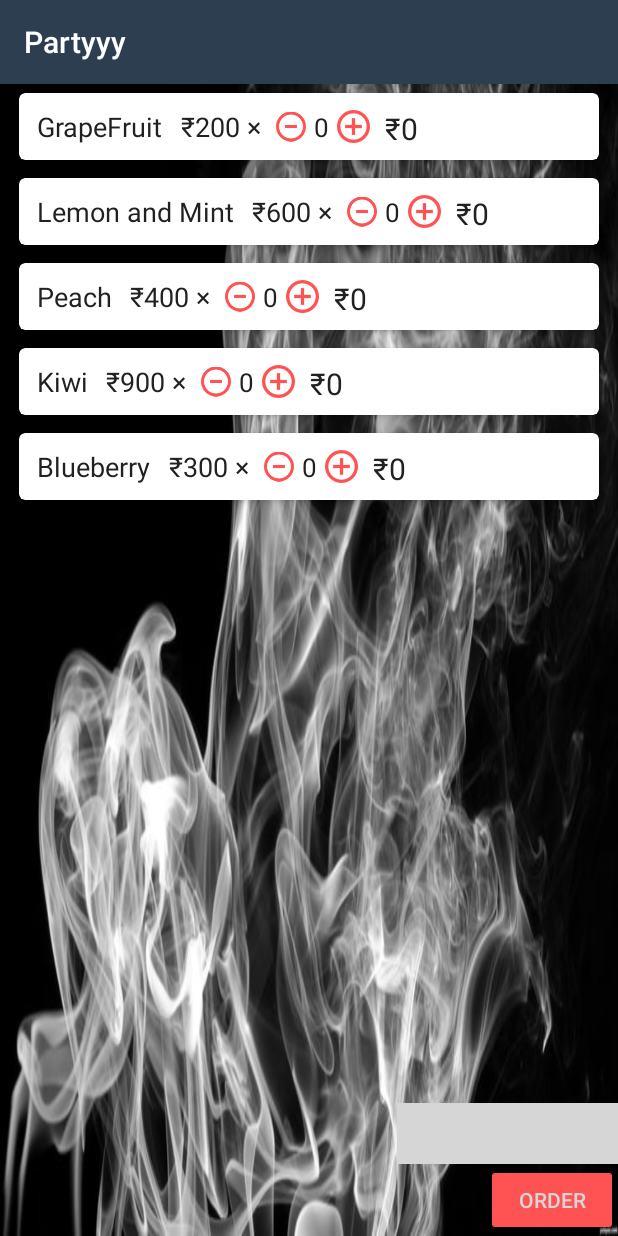
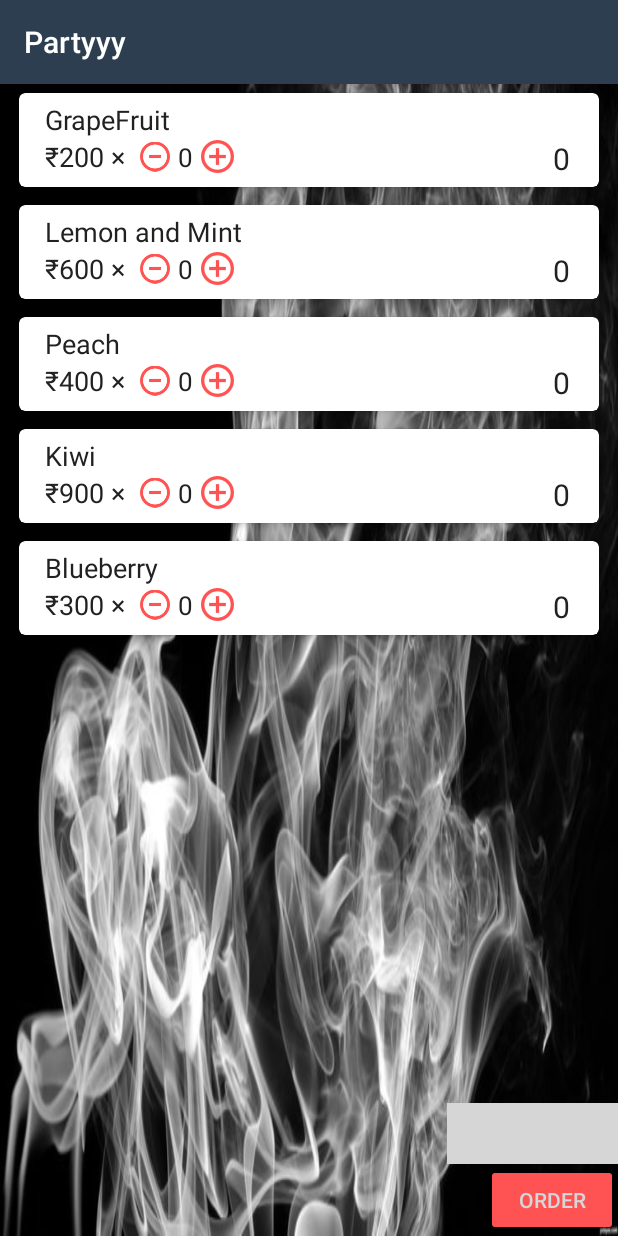
Before and after one commit to krsnvijay/Partyyy, an Android app: the Sheesha screen opened directly, with no data from a screen before it, on a phone screen of 412 x 824 dp. Run offline under Robolectric (Android 15) with nearby library versions, the phone set to English and light mode, and no system bars; our stand-ins replace ButterKnife; grey boxes are pictures that could not be loaded.

Commit message:
Sheesha Layout fix

```diff
--- a/app/src/main/java/partyyy/com/notadeveloper/app/partyyy/Sheesha.java
+++ b/app/src/main/java/partyyy/com/notadeveloper/app/partyyy/Sheesha.java
@@ -5,10 +5,12 @@ import android.os.Bundle;
 import android.support.v7.app.AppCompatDelegate;
 import android.support.v7.widget.LinearLayoutManager;
 import android.support.v7.widget.RecyclerView;
+import android.widget.TextView;
 
 import java.util.ArrayList;
 
 public class Sheesha extends AppCompatActivity {
+    public static TextView total;
     static {
         AppCompatDelegate.setCompatVectorFromResourcesEnabled(true);
     }
@@ -17,6 +19,8 @@ public class Sheesha extends AppCompatActivity {
     protected void onCreate(Bundle savedInstanceState) {
         super.onCreate(savedInstanceState);
         setContentView(R.layout.activity_sheesha);
+
+        total = (TextView) findViewById(R.id.total);
 
         AppCompatDelegate.setCompatVectorFromResourcesEnabled(true);
         RecyclerView rv=(RecyclerView) findViewById(R.id.rv);
@@ -30,4 +34,5 @@ public class Sheesha extends AppCompatActivity {
         SheeshaAdapter s=new SheeshaAdapter(list,Sheesha.this);
         rv.setAdapter(s);
     }
+
 }
--- a/app/src/main/java/partyyy/com/notadeveloper/app/partyyy/SheeshaAdapter.java
+++ b/app/src/main/java/partyyy/com/notadeveloper/app/partyyy/SheeshaAdapter.java
@@ -8,17 +8,20 @@ import android.view.View;
 import android.view.ViewGroup;
 
 import java.util.ArrayList;
+import java.util.Locale;
+
 
 /**
  * Created by Chirag on 16-Apr-17.
  */
 
 public class SheeshaAdapter extends RecyclerView.Adapter <SheeshaHolder> {
-    ArrayList<shesha> list;
-    Context mContext;
     static {
         AppCompatDelegate.setCompatVectorFromResourcesEnabled(true);
     }
+
+    ArrayList<shesha> list;
+    Context mContext;
 
     public SheeshaAdapter(ArrayList<shesha> list, Context mContext) {
         this.list = list;
@@ -35,10 +38,41 @@ public class SheeshaAdapter extends RecyclerView.Adapter <SheeshaHolder> {
     }
 
     @Override
-    public void onBindViewHolder(SheeshaHolder holder, int position) {
+    public void onBindViewHolder(final SheeshaHolder holder, int position) {
         final shesha s=list.get(position);
         holder.flavor.setText(s.getFlavor());
         holder.price.setText("₹"+s.getPrice()+" ×");
+        double f;
+
+        holder.addicon.setOnClickListener(new View.OnClickListener() {
+            @Override
+            public void onClick(View view) {
+                if (Integer.parseInt(holder.nopot.getText().toString()) >= 0) {
+                    holder.nopot.setText(String.valueOf(Integer.parseInt(holder.nopot.getText().toString()) + 1));
+                    double tamt = Integer.parseInt(holder.nopot.getText().toString()) * Double.parseDouble(s.getPrice());
+                    holder.stprice.setText("₹" + String.format(Locale.UK, "%.2f", tamt));
+                    double f = Double.parseDouble(Sheesha.total.getText().toString());
+                    Sheesha.total.setText(String.valueOf(f + Double.parseDouble(s.getPrice())));
+                }
+
+            }
+        });
+        holder.minusicon.setOnClickListener(new View.OnClickListener() {
+            @Override
+            public void onClick(View view) {
+                if (Integer.parseInt(holder.nopot.getText().toString()) > 0) {
+                    holder.nopot.setText(String.valueOf(Integer.parseInt(holder.nopot.getText().toString()) - 1));
+                    double tamt = Integer.parseInt(holder.nopot.getText().toString()) * Double.parseDouble(s.getPrice());
+                    holder.stprice.setText("₹" + String.format(Locale.UK, "%.2f", tamt));
+                    double f = Double.parseDouble(Sheesha.total.getText().toString());
+                    Sheesha.total.setText(String.valueOf(f - Double.parseDouble(s.getPrice())));
+                }
+
+
+            }
+        });
+
+
     }
 
     @Override
--- a/app/src/main/java/partyyy/com/notadeveloper/app/partyyy/SheeshaHolder.java
+++ b/app/src/main/java/partyyy/com/notadeveloper/app/partyyy/SheeshaHolder.java
@@ -6,21 +6,36 @@ import android.view.View;
 import android.widget.ImageView;
 import android.widget.TextView;
 
+import butterknife.BindView;
+import butterknife.ButterKnife;
+
 /**
  * Created by Chirag on 16-Apr-17.
  */
 
 public class SheeshaHolder extends RecyclerView.ViewHolder {
 
+
+    @BindView(R.id.flavor)
     TextView flavor;
+    @BindView(R.id.price)
     TextView price;
+    @BindView(R.id.minusicon)
+    ImageView minusicon;
+    @BindView(R.id.nopot)
+    TextView nopot;
+    @BindView(R.id.addicon)
+    ImageView addicon;
+
+    @BindView(R.id.stprice)
+    TextView stprice;
+    @BindView(R.id.cv1)
+    CardView cv1;
 
 
-    public SheeshaHolder(View itemView)
-    {
+    public SheeshaHolder(View itemView) {
         super(itemView);
-        flavor = (TextView)itemView.findViewById(R.id.flavor);
-        price = (TextView)itemView.findViewById(R.id.price);
+        ButterKnife.bind(this, itemView);
 
     }
 
--- a/app/src/main/res/layout/activity_sheesha.xml
+++ b/app/src/main/res/layout/activity_sheesha.xml
@@ -5,36 +5,46 @@
     xmlns:tools="http://schemas.android.com/tools"
     android:layout_width="match_parent"
     android:layout_height="match_parent"
-    tools:context="partyyy.com.notadeveloper.app.partyyy.Sheesha"
-    android:background="@drawable/smoke">
+    android:background="@drawable/smoke"
+    tools:context="partyyy.com.notadeveloper.app.partyyy.Sheesha">
     <RelativeLayout
         android:layout_width="match_parent"
         android:layout_height="wrap_content"
-        android:layout_alignParentTop="true"
-        android:layout_above="@+id/total">
+        android:layout_above="@+id/total"
+        android:layout_alignParentTop="true">
         <android.support.v7.widget.RecyclerView
+            android:id="@+id/rv"
             android:layout_width="match_parent"
-            android:id="@+id/rv"
             android:layout_height="wrap_content"/>
     </RelativeLayout>
     <TextView
         android:layout_width="wrap_content"
         android:layout_height="wrap_content"
-        android:text="Total: ₹400"
+        android:layout_alignBaseline="@+id/total"
+        android:layout_toLeftOf="@+id/total"
+        android:background="@color/tw__composer_black"
+        android:text="Total: ₹"
+        android:textColor="@color/white"
+        android:textSize="30dp" />
+
+    <TextView
+        android:id="@+id/total"
+        android:layout_width="wrap_content"
+        android:layout_height="wrap_content"
+        android:layout_above="@+id/book1"
         android:layout_alignParentRight="true"
-        android:layout_above="@+id/book1"
-        android:textSize="30dp"
+        android:background="@color/tw__composer_black"
+        android:text="0"
         android:textColor="@color/white"
-        android:background="@color/tw__composer_black"
-        android:id="@+id/total"/>
+        android:textSize="30dp" />
     <Button
         android:id="@+id/book1"
         android:layout_width="wrap_content"
         android:layout_height="wrap_content"
+        android:layout_alignParentBottom="true"
+        android:layout_alignParentRight="true"
         android:layout_gravity="end"
         android:filterTouchesWhenObscured="true"
-        android:layout_alignParentBottom="true"
-        android:layout_alignParentRight="true"
         android:text="Order"
         android:theme="@style/AccentButton"/>
 
--- a/app/src/main/res/layout/sheeshacard.xml
+++ b/app/src/main/res/layout/sheeshacard.xml
@@ -1,100 +1,97 @@
 <?xml version="1.0" encoding="utf-8"?>
 <android.support.v7.widget.CardView xmlns:android="http://schemas.android.com/apk/res/android"
     xmlns:card_view="http://schemas.android.com/apk/res-auto"
-    card_view:cardCornerRadius="4dp"
-    card_view:cardElevation="3dp"
+    android:id="@+id/cv1"
+    android:layout_width="match_parent"
+    android:layout_height="wrap_content"
     android:layout_marginLeft="8dp"
     android:layout_marginRight="8dp"
     android:clickable="false"
     android:focusable="true"
+
     android:foreground="?android:attr/selectableItemBackground"
-
-    android:layout_width="match_parent"
-    android:layout_height="wrap_content"
+    card_view:cardCornerRadius="4dp"
+    card_view:cardElevation="3dp"
     card_view:cardUseCompatPadding="true"
-
-    android:id="@+id/cv1">
+    card_view:contentPadding="5dp">
 
     <RelativeLayout
-        android:layout_width="wrap_content"
-        android:layout_height="wrap_content"
-        android:layout_marginBottom="10dp">
+        android:layout_width="match_parent"
+        android:layout_height="wrap_content">
         <TextView
+            android:id="@+id/flavor"
+            android:layout_width="match_parent"
+            android:layout_height="wrap_content"
+            android:layout_marginLeft="12dp"
+            android:layout_marginRight="12dp"
+
+            android:text="Lemon and Mint"
+            android:textSize="18dp" />
+        <TextView
+
+            android:id="@+id/price"
             android:layout_width="wrap_content"
             android:layout_height="wrap_content"
-            android:text="Lemon and Mint"
-            android:textSize="18dp"
-            android:id="@+id/flavor"
-            android:layout_alignBottom="@+id/price"
-            android:layout_marginRight="12dp"
-            android:layout_marginLeft="12dp"/>
-        <TextView
-            android:layout_marginTop="10dp"
+            android:layout_alignLeft="@+id/flavor"
+            android:layout_alignTop="@+id/stprice"
             android:layout_marginRight="10dp"
-            android:layout_toRightOf="@+id/flavor"
-            android:layout_width="wrap_content"
-            android:layout_height="wrap_content"
             android:text="₹250 ×"
             android:textSize="18dp"
-            android:id="@+id/price"
 
             />
 
         <ImageView
+            android:id="@+id/minusicon"
             android:layout_width="20dp"
+            android:layout_height="wrap_content"
+            android:layout_alignBottom="@+id/price"
+            android:layout_alignTop="@+id/price"
+            android:layout_toRightOf="@+id/price"
             android:background="?selectableItemBackgroundBorderless"
-            android:layout_height="wrap_content"
-            android:layout_alignTop="@+id/price"
-            android:layout_alignBottom="@+id/price"
-            android:layout_toRightOf="@+id/price"
+
+            android:tint="@color/colorAccent"
             card_view:srcCompat="@drawable/minus"
-            android:tint="@color/colorAccent"
-            android:id="@+id/minusicon"
             />
         <TextView
+            android:id="@+id/nopot"
             android:layout_width="wrap_content"
             android:layout_height="wrap_content"
+            android:layout_alignBottom="@+id/price"
+            android:layout_alignTop="@+id/price"
             android:layout_marginLeft="5dp"
+
             android:layout_marginRight="5dp"
-            android:text="0"
-            android:layout_alignTop="@+id/minusicon"
             android:layout_toRightOf="@+id/minusicon"
             android:gravity="bottom"
-            android:layout_alignBottom="@+id/minusicon"
-            android:textSize="17dp"
-            android:id="@+id/nopot"/>
+
+            android:text="0"
+            android:textSize="17dp" />
         <ImageView
+            android:id="@+id/addicon"
             android:layout_width="22dp"
             android:layout_height="22dp"
-            card_view:srcCompat="@drawable/plus"
-            android:tint="@color/colorAccent"
-            android:layout_alignTop="@+id/minusicon"
-            android:layout_alignBottom="@+id/minusicon"
+            android:layout_alignBottom="@+id/price"
+            android:layout_alignTop="@+id/price"
+
+            android:layout_toRightOf="@+id/nopot"
             android:background="?selectableItemBackgroundBorderless"
 
-            android:id="@+id/addicon"
-            android:layout_toRightOf="@+id/nopot"
+            android:tint="@color/colorAccent"
+            card_view:srcCompat="@drawable/plus"
             />
+
         <TextView
+            android:id="@+id/stprice"
             android:layout_width="wrap_content"
             android:layout_height="wrap_content"
+            android:layout_alignParentRight="true"
+            android:layout_below="@+id/flavor"
+            android:layout_centerVertical="true"
+            android:layout_marginEnd="14dp"
+            android:layout_marginRight="14dp"
             android:layout_toRightOf="@+id/addicon"
-            android:layout_alignTop="@+id/minusicon"
-
-            android:layout_alignBottom="@+id/minusicon"
-            android:layout_marginLeft="10dp"
-            android:text="₹"
-            android:textSize="20dp"
-            android:id="@+id/stpricet"/>
-        <TextView
-            android:layout_width="wrap_content"
-            android:layout_height="wrap_content"
-            android:layout_toRightOf="@+id/stpricet"
-            android:layout_alignTop="@+id/minusicon"
-
-            android:layout_alignBottom="@+id/minusicon"
+            android:gravity="end"
             android:text="0"
-            android:textSize="20dp"
-            android:id="@+id/stprice"/>
+            android:textSize="20dp" />
     </RelativeLayout>
 </android.support.v7.widget.CardView>
```
Also changed, not shown: app/src/main/java/partyyy/com/notadeveloper/app/partyyy/DetailedTicketActivity.java (+32 -1 lines), app/src/main/java/partyyy/com/notadeveloper/app/partyyy/Ticket.java (added, +13 -0 lines), app/src/main/res/layout/activity_ticket.xml (added, +214 -0 lines).
